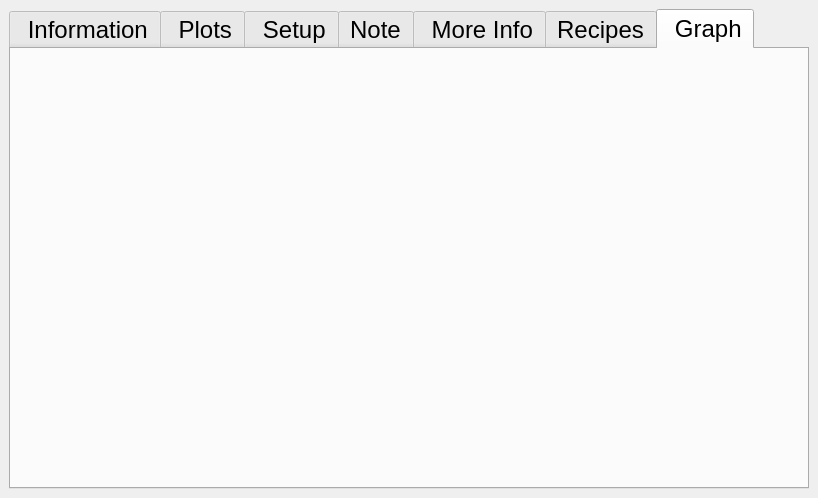
LowellInstruments/ddh_old, file ddh/gui/designer_main.ui: the form before one commit.
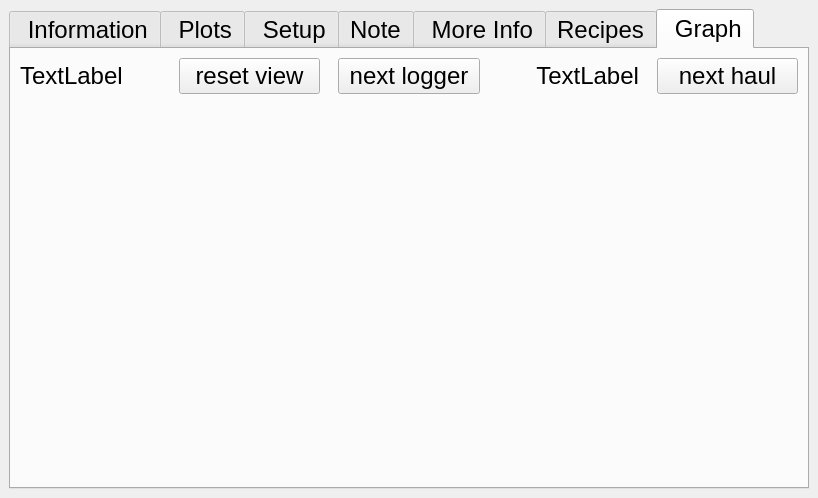
The form after the commit. Icons and pictures are not drawn.

```diff
--- a/ddh/gui/designer_main.ui
+++ b/ddh/gui/designer_main.ui
@@ -1479,7 +1479,49 @@
        </attribute>
        <layout class="QVBoxLayout" name="verticalLayout_7" stretch="1,8">
         <item>
-         <layout class="QHBoxLayout" name="horizontalLayout_15"/>
+         <layout class="QHBoxLayout" name="lay_g_h1">
+          <property name="spacing">
+           <number>18</number>
+          </property>
+          <item>
+           <widget class="QLabel" name="lbl_g_paint_zones">
+            <property name="text">
+             <string>TextLabel</string>
+            </property>
+           </widget>
+          </item>
+          <item>
+           <widget class="QPushButton" name="btn_g_reset">
+            <property name="text">
+             <string>reset view</string>
+            </property>
+           </widget>
+          </item>
+          <item>
+           <widget class="QPushButton" name="btn_g_next_logger">
+            <property name="text">
+             <string>next logger</string>
+            </property>
+           </widget>
+          </item>
+          <item>
+           <widget class="QLabel" name="lbl_g_cycle_haul">
+            <property name="text">
+             <string>TextLabel</string>
+            </property>
+            <property name="alignment">
+             <set>Qt::AlignRight|Qt::AlignTrailing|Qt::AlignVCenter</set>
+            </property>
+           </widget>
+          </item>
+          <item>
+           <widget class="QPushButton" name="btn_g_next_haul">
+            <property name="text">
+             <string>next haul</string>
+            </property>
+           </widget>
+          </item>
+         </layout>
         </item>
         <item>
          <layout class="QHBoxLayout" name="horizontalLayout_16"/>
```
Left out of the diff: 2 changed lines with no effect on the pictures.
